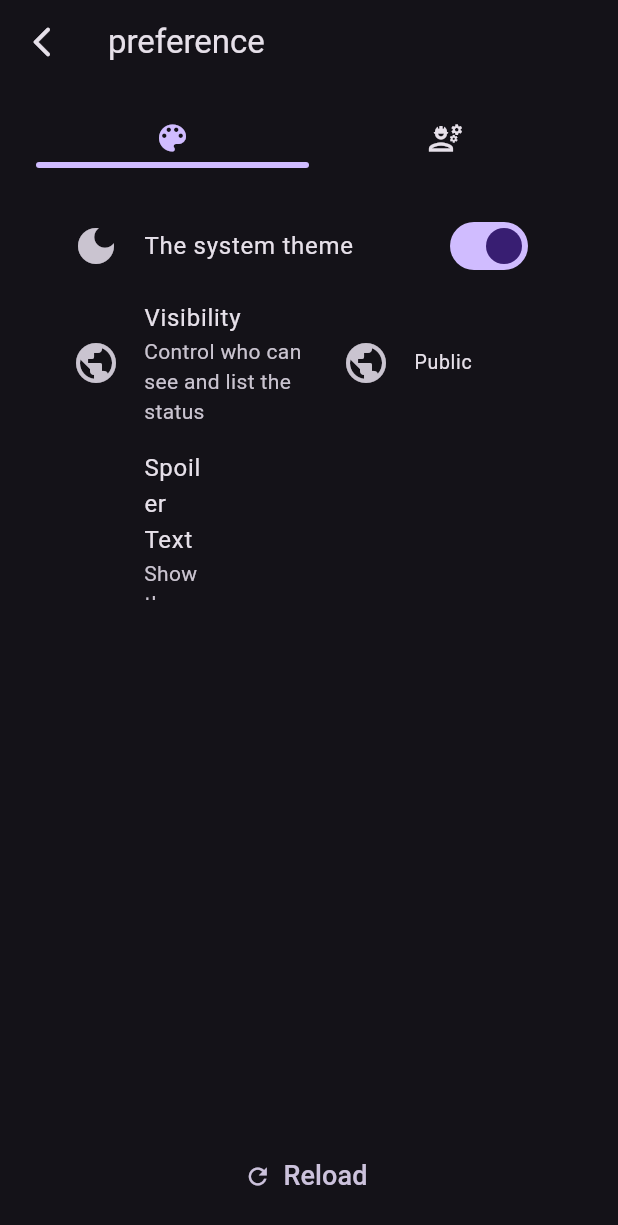
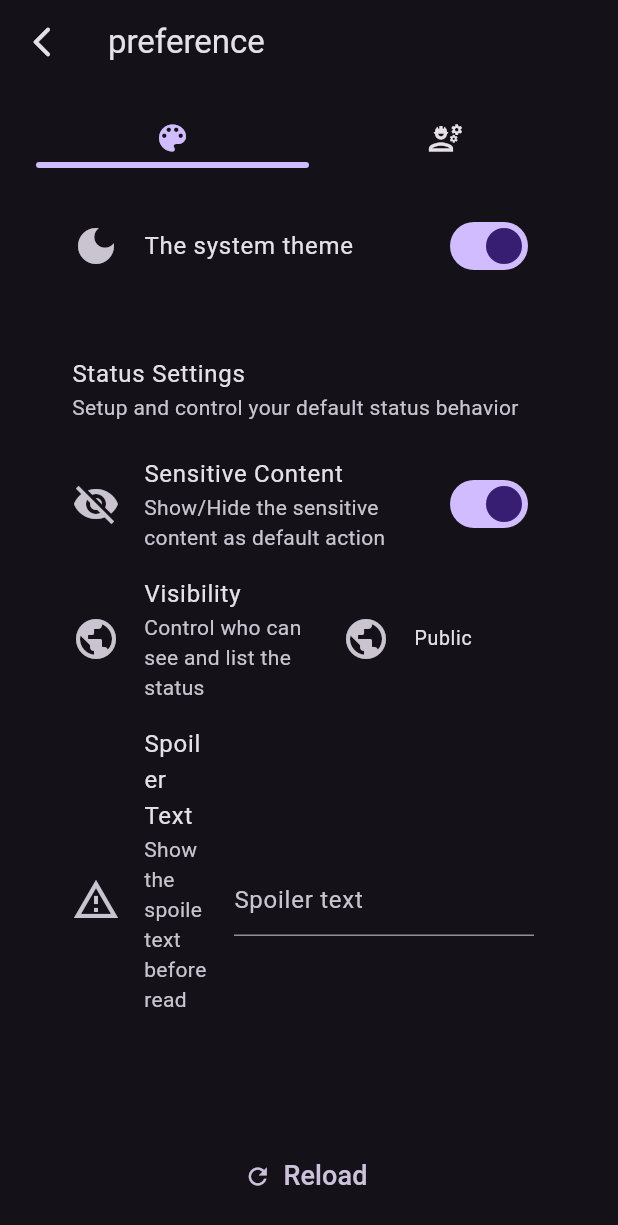
Before and after one commit to cmj0121/glacial, a Flutter app: the SystemPreference screen opened by its route, on a phone screen of 412 x 824 dp. Shown: the top 1225 px of the screen. Run offline on Flutter 3.47's test engine with Material 3 defaults, Android fonts, the phone set to English and light mode, and no system bars; our stand-ins replace cached_network_image, custom_refresh_indicator, fl_chart, flutter_datetime_picker_plus, flutter_dotenv, flutter_html and 12 more; accounts and stored records are empty.

Commit message:
feat(timeline|status): show / hide the sensitive content
    - support show/hide the sensitive content
    - support show/hide the content with spoiler text
    - control the default behavior to show/hide the sensitive content

```diff
--- a/lib/features/preference/models/core.dart
+++ b/lib/features/preference/models/core.dart
@@ -41,12 +41,14 @@ class SystemPreferenceSchema {
   final ThemeMode theme;
   final VisibilityType visibility;
   final String? spoiler;
+  final bool sensitive;
 
   const SystemPreferenceSchema({
     this.server,
     this.theme = ThemeMode.dark,
     this.visibility = VisibilityType.public,
     this.spoiler,
+    this.sensitive = true,
   });
 
   // Convert the JSON string to a SystemPreferenceSchema object.
@@ -65,6 +67,7 @@ class SystemPreferenceSchema {
         orElse: () => VisibilityType.public,
       ),
       spoiler: (json["spoiler"] as String?)?.isNotEmpty == true ? json["spoiler"] as String? : null,
+      sensitive: json["sensitive"] as bool? ?? false,
     );
   }
 
@@ -75,6 +78,7 @@ class SystemPreferenceSchema {
       "theme": theme.name,
       "visibility": visibility.name,
       "spoiler": spoiler?.isNotEmpty == true ? spoiler : null,
+      "sensitive": sensitive,
     };
   }
 
@@ -84,12 +88,14 @@ class SystemPreferenceSchema {
     ThemeMode? theme,
     VisibilityType? visibility,
     String? spoiler,
+    bool? sensitive,
   }) {
     return SystemPreferenceSchema(
       server: server ?? this.server,
       theme: theme ?? this.theme,
       visibility: visibility ?? this.visibility,
       spoiler: spoiler ?? this.spoiler,
+      sensitive: sensitive ?? this.sensitive,
     );
   }
 }
--- a/lib/features/preference/screens/core.dart
+++ b/lib/features/preference/screens/core.dart
@@ -39,7 +39,7 @@ class _SystemPreferenceState extends ConsumerState<SystemPreference> {
     return Column(
       mainAxisSize: MainAxisSize.min,
       children: <Widget>[
-        Expanded(child: buildTabView()),
+        Expanded(flex: 10, child: buildTabView()),
         const Spacer(),
         TextButton.icon(
           icon: Icon(Icons.refresh, size: size, color: Theme.of(context).colorScheme.secondary),
@@ -103,6 +103,21 @@ class _SystemPreferenceState extends ConsumerState<SystemPreference> {
           },
         ),
 
+        const SizedBox(height: 32),
+
+        ListTile(
+          title: Text(AppLocalizations.of(context)?.txt_preference_status ?? "Status Settings"),
+          subtitle: Text(AppLocalizations.of(context)?.desc_preference_status ?? "Control the default status settings."),
+        ),
+        SwitchListTile(
+          title: Text(AppLocalizations.of(context)?.txt_preference_sensitive ?? "Sensitive Content"),
+          subtitle: Text(AppLocalizations.of(context)?.desc_preference_sensitive ?? "Show/Hide sensitive content in statuses."),
+          value: schema.sensitive,
+          secondary: Icon(schema.sensitive ? Icons.visibility_off : Icons.visibility, size: iconSize),
+          onChanged: (bool value) {
+            Storage().savePreference(schema.copyWith(sensitive: value), ref: ref);
+          },
+        ),
         // Build the default status settings, including the visibility and spoiler text.
         ListTile(
           title: Text(AppLocalizations.of(context)?.txt_preference_visibiliby ?? "Status Visibility"),
--- a/lib/l10n/app_en.arb
+++ b/lib/l10n/app_en.arb
@@ -58,11 +58,17 @@
   "txt_poll_hide_total": "Hide Total",
   "txt_poll_single": "Single Choice",
   "txt_poll_multiple": "Multiple Choices",
+  "txt_preference_status": "Status Settings",
   "txt_preference_visibiliby": "Visibility",
   "txt_preference_spoiler": "Spoiler Text",
+  "txt_preference_sensitive": "Sensitive Content",
+  "txt_show_less": "Show Less",
+  "txt_show_more": "Show More",
+  "desc_preference_status": "Setup and control your default status behavior",
   "desc_poll_show_hide_total": "Show/Hide vote counts until the poll ends",
   "desc_preference_visibility": "Control who can see and list the status",
   "desc_preference_spoiler": "Show the spoile text before read the status",
+  "desc_preference_sensitive": "Show/Hide the sensitive content as default action",
   "desc_visibility_public": "Everyone can list and view this toot",
   "desc_visibility_unlisted": "Public but not been listed in the timeline",
   "desc_visibility_private": "The follower and the mentioned user",
--- a/lib/l10n/app_localizations.dart
+++ b/lib/l10n/app_localizations.dart
@@ -446,6 +446,12 @@ abstract class AppLocalizations {
   /// **'Multiple Choices'**
   String get txt_poll_multiple;
 
+  /// No description provided for @txt_preference_status.
+  ///
+  /// In en, this message translates to:
+  /// **'Status Settings'**
+  String get txt_preference_status;
+
   /// No description provided for @txt_preference_visibiliby.
   ///
   /// In en, this message translates to:
@@ -457,6 +463,30 @@ abstract class AppLocalizations {
   /// In en, this message translates to:
   /// **'Spoiler Text'**
   String get txt_preference_spoiler;
+
+  /// No description provided for @txt_preference_sensitive.
+  ///
+  /// In en, this message translates to:
+  /// **'Sensitive Content'**
+  String get txt_preference_sensitive;
+
+  /// No description provided for @txt_show_less.
+  ///
+  /// In en, this message translates to:
+  /// **'Show Less'**
+  String get txt_show_less;
+
+  /// No description provided for @txt_show_more.
+  ///
+  /// In en, this message translates to:
+  /// **'Show More'**
+  String get txt_show_more;
+
+  /// No description provided for @desc_preference_status.
+  ///
+  /// In en, this message translates to:
+  /// **'Setup and control your default status behavior'**
+  String get desc_preference_status;
 
   /// No description provided for @desc_poll_show_hide_total.
   ///
@@ -475,6 +505,12 @@ abstract class AppLocalizations {
   /// In en, this message translates to:
   /// **'Show the spoile text before read the status'**
   String get desc_preference_spoiler;
+
+  /// No description provided for @desc_preference_sensitive.
+  ///
+  /// In en, this message translates to:
+  /// **'Show/Hide the sensitive content as default action'**
+  String get desc_preference_sensitive;
 
   /// No description provided for @desc_visibility_public.
   ///
--- a/lib/l10n/app_localizations_en.dart
+++ b/lib/l10n/app_localizations_en.dart
@@ -184,10 +184,26 @@ class AppLocalizationsEn extends AppLocalizations {
   String get txt_poll_multiple => 'Multiple Choices';
 
   @override
+  String get txt_preference_status => 'Status Settings';
+
+  @override
   String get txt_preference_visibiliby => 'Visibility';
 
   @override
   String get txt_preference_spoiler => 'Spoiler Text';
+
+  @override
+  String get txt_preference_sensitive => 'Sensitive Content';
+
+  @override
+  String get txt_show_less => 'Show Less';
+
+  @override
+  String get txt_show_more => 'Show More';
+
+  @override
+  String get desc_preference_status =>
+      'Setup and control your default status behavior';
 
   @override
   String get desc_poll_show_hide_total =>
@@ -200,6 +216,10 @@ class AppLocalizationsEn extends AppLocalizations {
   @override
   String get desc_preference_spoiler =>
       'Show the spoile text before read the status';
+
+  @override
+  String get desc_preference_sensitive =>
+      'Show/Hide the sensitive content as default action';
 
   @override
   String get desc_visibility_public => 'Everyone can list and view this toot';
--- a/lib/l10n/app_localizations_zh.dart
+++ b/lib/l10n/app_localizations_zh.dart
@@ -183,10 +183,25 @@ class AppLocalizationsZh extends AppLocalizations {
   String get txt_poll_multiple => '多選';
 
   @override
+  String get txt_preference_status => '嘟文設定';
+
+  @override
   String get txt_preference_visibiliby => '能見度';
 
   @override
   String get txt_preference_spoiler => '暴雷警告';
+
+  @override
+  String get txt_preference_sensitive => '敏感內容';
+
+  @override
+  String get txt_show_less => '顯示更少';
+
+  @override
+  String get txt_show_more => '顯示更多';
+
+  @override
+  String get desc_preference_status => '控制你嘟文的預設行為';
 
   @override
   String get desc_poll_show_hide_total => '投票前顯示/隱藏投票結果';
@@ -196,6 +211,9 @@ class AppLocalizationsZh extends AppLocalizations {
 
   @override
   String get desc_preference_spoiler => '顯示文章前的暴雷警告';
+
+  @override
+  String get desc_preference_sensitive => '預設顯示/隱藏敏感內容';
 
   @override
   String get desc_visibility_public => '任何人';
--- a/lib/l10n/app_zh.arb
+++ b/lib/l10n/app_zh.arb
@@ -58,11 +58,17 @@
   "txt_poll_hide_total": "隱藏",
   "txt_poll_single": "單選",
   "txt_poll_multiple": "多選",
+  "txt_preference_status": "嘟文設定",
   "txt_preference_visibiliby": "能見度",
   "txt_preference_spoiler": "暴雷警告",
+  "txt_preference_sensitive": "敏感內容",
+  "txt_show_less": "顯示更少",
+  "txt_show_more": "顯示更多",
+  "desc_preference_status": "控制你嘟文的預設行為",
   "desc_poll_show_hide_total": "投票前顯示/隱藏投票結果",
   "desc_preference_visibility": "控制嘟文可以被哪些人看到",
   "desc_preference_spoiler": "顯示文章前的暴雷警告",
+  "desc_preference_sensitive": "預設顯示/隱藏敏感內容",
   "desc_visibility_public": "任何人",
   "desc_visibility_unlisted": "公開但不會顯示在時間軸上",
   "desc_visibility_private": "所有跟隨者跟提到的使用者",
```
Also changed, not shown: lib/features/timeline/screens/status.dart (+134 -2 lines).
